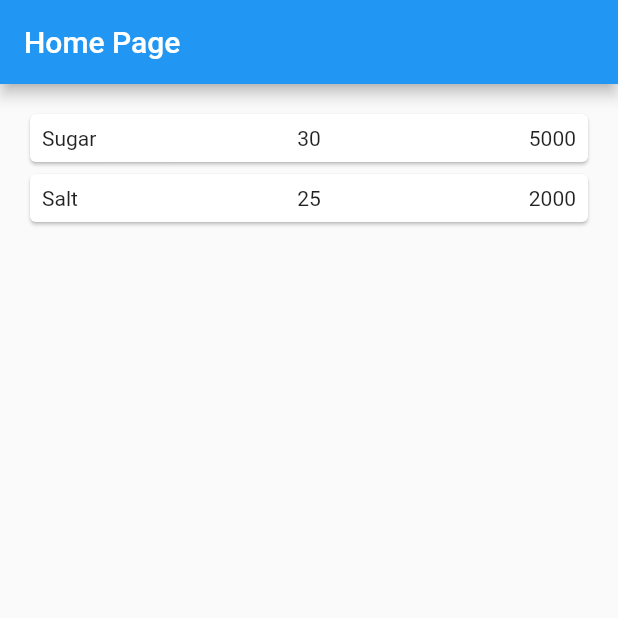
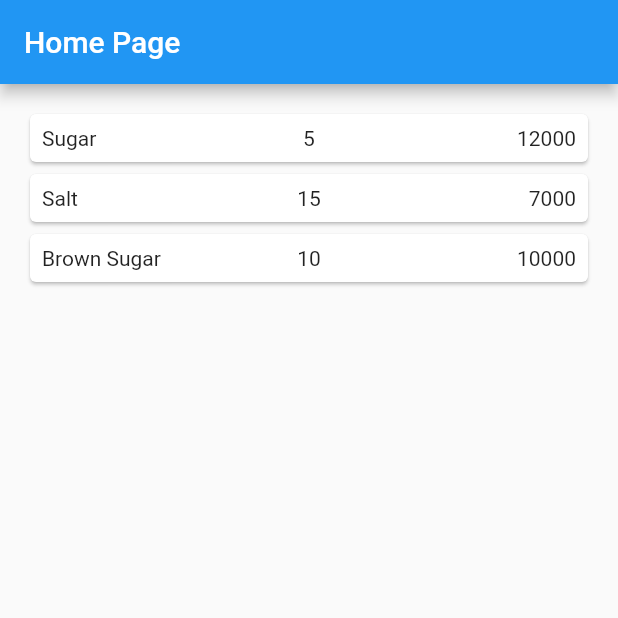
Before and after one commit to dafiazka/05-navigasi-rute-flutter, a Flutter app: the screen it shows after launch, on a phone screen of 412 x 824 dp, the top half of it. Run offline on Flutter 3.47's test engine with Material 2 defaults, Android fonts, the phone set to English and light mode, and no system bars.

Commit message:
Update home_page.dart

```diff
--- a/lib/pages/home_page.dart
+++ b/lib/pages/home_page.dart
@@ -4,8 +4,9 @@ import '../widget/listview_builder.dart';
 
 class HomePage extends StatelessWidget {
   final List<Item> items = [
-    Item(name: 'Sugar', quantity: 30, price: 5000),
-    Item(name: 'Salt', quantity: 25, price: 2000),
+    Item(name: 'Sugar', quantity: 5, price: 12000),
+    Item(name: 'Salt', quantity: 15, price: 7000),
+    Item(name: 'Brown Sugar', quantity: 10, price: 10000),
   ];
 
   HomePage({Key? key}) : super(key: key);
```
